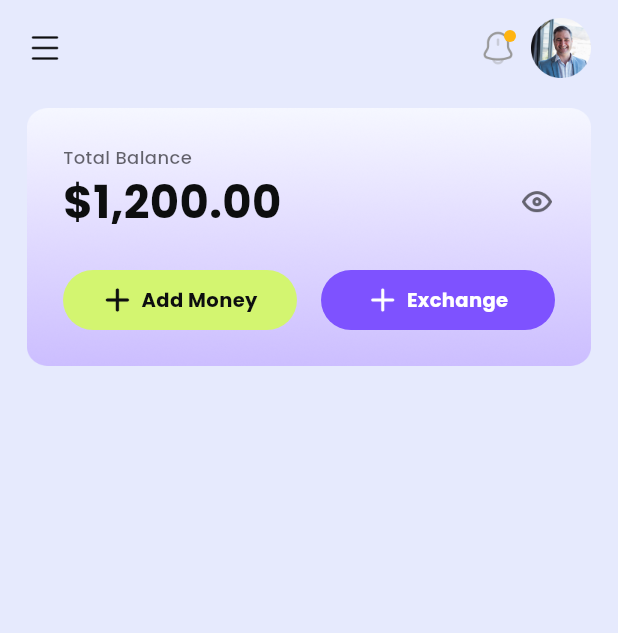
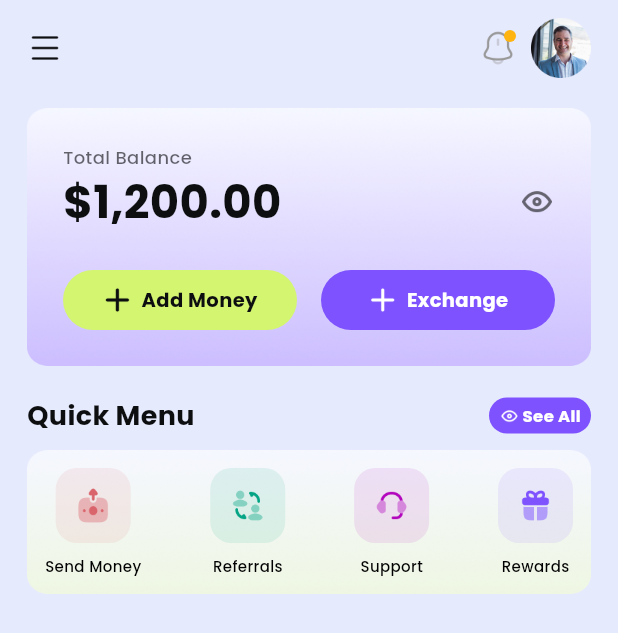
Before and after one commit to Istiakahmed180/virtu_pay_flutter_mobile_app, a Flutter app: the HomeScreen screen opened directly, on a phone screen of 412 x 824 dp. Shown: the top 633 px of the screen. Run offline on Flutter 3.47's test engine with Material 3 defaults, Android fonts, the phone set to English and light mode, and no system bars; our stand-ins replace get.

Commit message:
home screen quick menu section design done

```diff
--- a/lib/src/app/constants/app_colors.dart
+++ b/lib/src/app/constants/app_colors.dart
@@ -24,6 +24,7 @@ class AppColors {
 
   // Utility
   static const Color white = Color(0xFFFFFFFF);
+  static const Color black = Color(0xFF000000);
   static const Color card = Color(0xFFF5F7FF);
   static const Color grey = Color(0xFF6C7278);
   static const Color greyTwo = Color(0xFF999999);
--- a/lib/src/app/constants/assets_path/png_assets.dart
+++ b/lib/src/app/constants/assets_path/png_assets.dart
@@ -18,6 +18,7 @@ class PngAssets {
   // Frame
   static const String welcomeFrame = "$_baseFramePath/welcome_frame.png";
   static const String cardFrame = "$_baseFramePath/card_frame.png";
+  static const String quickMenuFrame = "$_baseFramePath/quick_menu_frame.png";
 
   // Image
   static const String onboardingImageOne =
@@ -61,4 +62,13 @@ class PngAssets {
       "$_baseCommonPath/common_notification_icon.png";
   static const String commonExchangeIcon =
       "$_baseCommonPath/common_exchange_icon.png";
+  static const String commonEyeShowWhiteIcon =
+      "$_baseCommonPath/common_eye_show_white_icon.png";
+  static const String commonCustomerSupportIcon =
+      "$_baseCommonPath/common_customer_support_icon.png";
+  static const String commonGiftIcon = "$_baseCommonPath/common_gift_icon.png";
+  static const String commonMoneySendIcon =
+      "$_baseCommonPath/common_money_send_icon.png";
+  static const String commonUserSwitchIcon =
+      "$_baseCommonPath/common_user_switch_icon.png";
 }
--- a/lib/src/presentation/screens/home/view/home_screen.dart
+++ b/lib/src/presentation/screens/home/view/home_screen.dart
@@ -1,6 +1,7 @@
 import 'package:flutter/material.dart';
 import 'package:virtu_pay/src/common/widgets/app_bar/common_default_app_bar.dart';
 import 'package:virtu_pay/src/presentation/screens/home/view/sub_sections/header_section.dart';
+import 'package:virtu_pay/src/presentation/screens/home/view/sub_sections/quick_menu_section.dart';
 import 'package:virtu_pay/src/presentation/screens/home/view/sub_sections/total_balance_section.dart';
 
 class HomeScreen extends StatelessWidget {
@@ -19,6 +20,8 @@ class HomeScreen extends StatelessWidget {
               HeaderSection(),
               SizedBox(height: 20),
               TotalBalanceSection(),
+              SizedBox(height: 20),
+              QuickMenuSection(),
             ],
           ),
         ),
--- /dev/null
+++ b/lib/src/presentation/screens/home/view/sub_sections/quick_menu_section.dart
@@ -0,0 +1,80 @@
+import 'package:flutter/material.dart';
+import 'package:virtu_pay/src/app/constants/app_colors.dart';
+import 'package:virtu_pay/src/app/constants/assets_path/png_assets.dart';
+import 'package:virtu_pay/src/presentation/screens/home/view/sub_sections/title_and_see_all_section.dart';
+
+class QuickMenuSection extends StatelessWidget {
+  const QuickMenuSection({super.key});
+
+  @override
+  Widget build(BuildContext context) {
+    return Column(
+      children: [
+        TitleAndSeeAllSection(title: "Quick Menu"),
+        SizedBox(height: 10),
+        Container(
+          padding: EdgeInsets.all(12),
+          decoration: BoxDecoration(
+            image: DecorationImage(
+              image: AssetImage(PngAssets.quickMenuFrame),
+              fit: BoxFit.fill,
+            ),
+          ),
+          child: Row(
+            mainAxisAlignment: MainAxisAlignment.spaceBetween,
+            children: [
+              _buildActionButton(
+                title: "Send Money",
+                boxColor: Color(0xFFDA646C).withValues(alpha: 0.10),
+                icon: PngAssets.commonMoneySendIcon,
+              ),
+              _buildActionButton(
+                title: "Referrals",
+                boxColor: Color(0xFF04A485).withValues(alpha: 0.10),
+                icon: PngAssets.commonUserSwitchIcon,
+              ),
+              _buildActionButton(
+                title: "Support",
+                boxColor: Color(0xFFB205BD).withValues(alpha: 0.10),
+                icon: PngAssets.commonCustomerSupportIcon,
+              ),
+              _buildActionButton(
+                title: "Rewards",
+                boxColor: Color(0xFF7E52FF).withValues(alpha: 0.10),
+                icon: PngAssets.commonGiftIcon,
+              ),
+            ],
+          ),
+        ),
+      ],
+    );
+  }
+
+  Widget _buildActionButton({
+    required String title,
+    required Color boxColor,
+    required String icon,
+  }) {
+    return Column(
+      children: [
+        Container(
+          padding: EdgeInsets.symmetric(horizontal: 14, vertical: 13),
+          decoration: BoxDecoration(
+            borderRadius: BorderRadius.circular(14),
+            color: boxColor,
+          ),
+          child: Image.asset(icon, width: 22, height: 24),
+        ),
+        SizedBox(height: 8),
+        Text(
+          title,
+          style: TextStyle(
+            fontWeight: FontWeight.w500,
+            fontSize: 10,
+            color: AppColors.black,
+          ),
+        ),
+      ],
+    );
+  }
+}
--- /dev/null
+++ b/lib/src/presentation/screens/home/view/sub_sections/title_and_see_all_section.dart
@@ -0,0 +1,41 @@
+import 'package:flutter/material.dart';
+import 'package:virtu_pay/src/app/constants/app_colors.dart';
+import 'package:virtu_pay/src/app/constants/assets_path/png_assets.dart';
+import 'package:virtu_pay/src/common/widgets/button/common_icon_button.dart';
+
+class TitleAndSeeAllSection extends StatelessWidget {
+  final String title;
+
+  const TitleAndSeeAllSection({super.key, required this.title});
+
+  @override
+  Widget build(BuildContext context) {
+    return Row(
+      mainAxisAlignment: MainAxisAlignment.spaceBetween,
+      children: [
+        Text(
+          title,
+          style: TextStyle(
+            fontWeight: FontWeight.w700,
+            fontSize: 18,
+            color: AppColors.textPrimary,
+          ),
+        ),
+        CommonIconButton(
+          width: 68,
+          height: 24,
+          text: "See All",
+          icon: PngAssets.commonEyeShowWhiteIcon,
+          iconWidth: 13,
+          iconHeight: 13,
+          iconAndTextSpace: 2.5,
+          textColor: AppColors.white,
+          iconColor: AppColors.white,
+          fontWeight: FontWeight.w600,
+          fontSize: 11,
+          backgroundColor: AppColors.secondary,
+        ),
+      ],
+    );
+  }
+}
```
Also changed, not shown: assets/icons/common/common_customer_support_icon.png (added), assets/icons/common/common_eye_show_white_icon.png (added), assets/icons/common/common_gift_icon.png (added), assets/icons/common/common_money_send_icon.png (added), assets/icons/common/common_user_switch_icon.png (added), assets/others/frame/quick_menu_frame.png (added).
